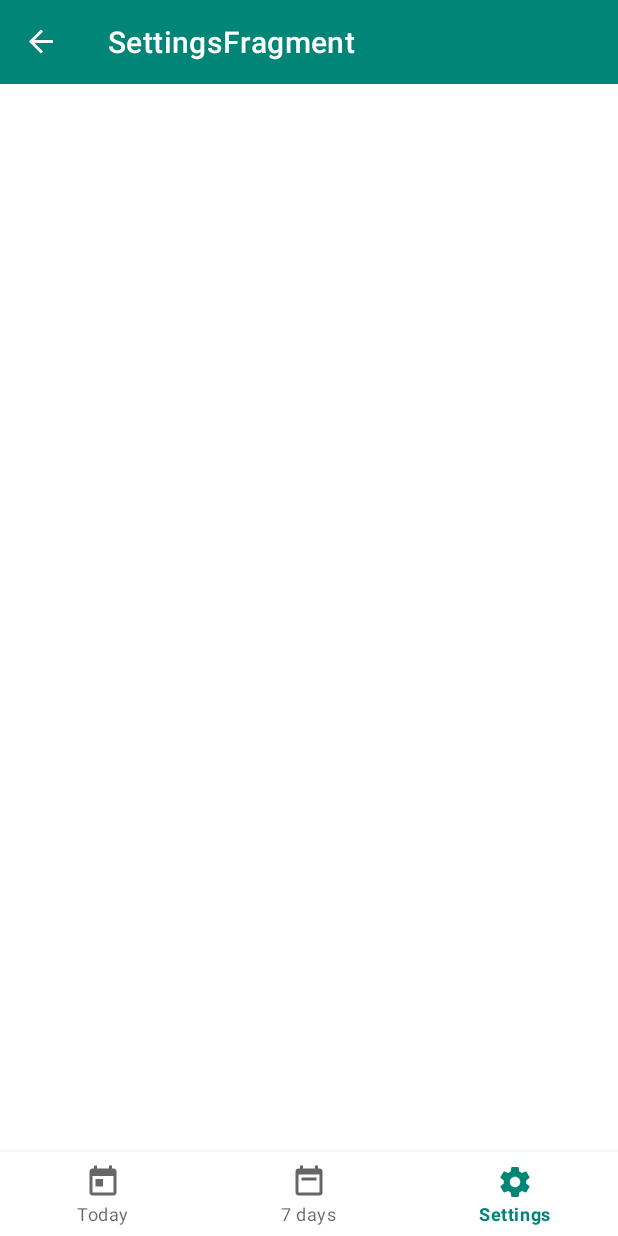
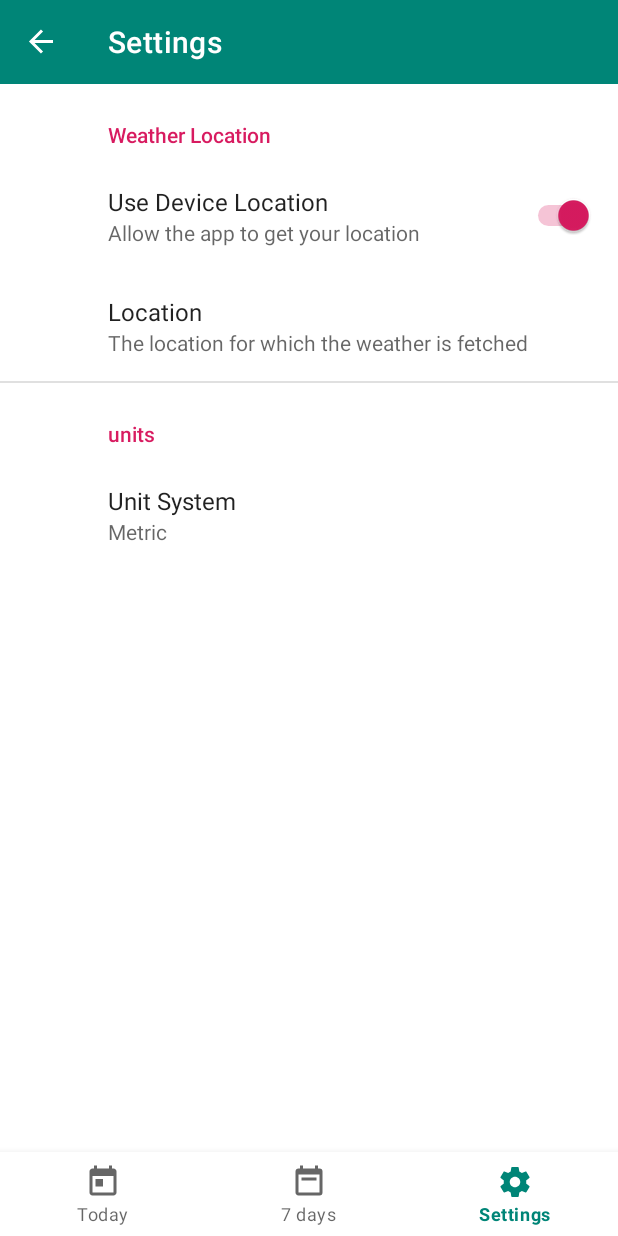
Before and after one commit to bantyK/coroutine-app, an Android app: the screen it shows after launch (MainActivity), item 3 of the bottom bar chosen, on a phone screen of 412 x 824 dp. Run offline under Robolectric (Android 15) with nearby library versions, the phone set to English and light mode, and no system bars; our stand-ins replace androidx.preference, navigation-ui; libraries missing offline, so code that uses them is left out: com.jakewharton.threetenabp, org.kodein.di; pictures from the network do not load; 4 statements that could not run were skipped.

Commit message:
settings screen implemented

```diff
--- a/Demo/app/src/main/java/com/banty/demo/WeatherApp.kt
+++ b/Demo/app/src/main/java/com/banty/demo/WeatherApp.kt
@@ -5,6 +5,8 @@ import com.banty.demo.data.db.WeatherDatabase
 import com.banty.demo.data.network.api.WeatherApiService
 import com.banty.demo.data.network.interceptor.ConnectivityInterceptor
 import com.banty.demo.data.network.interceptor.ConnectivityInterceptorImpl
+import com.banty.demo.data.provider.UnitProvider
+import com.banty.demo.data.provider.UnitProviderImpl
 import com.banty.demo.data.repository.WeatherNetworkDataSource
 import com.banty.demo.data.repository.WeatherNetworkDataSourceImpl
 import com.banty.demo.data.repository.WeatherRepository
@@ -37,7 +39,8 @@ class WeatherApp : Application(), KodeinAware {
         bind() from singleton { WeatherApiService(instance()) }
         bind<WeatherNetworkDataSource>() with singleton { WeatherNetworkDataSourceImpl(instance()) }
         bind<WeatherRepository>() with singleton { WeatherRepositoryImpl(instance(), instance()) }
-        bind() from provider { CurrentWeatherViewModelFactory(instance()) }
+        bind<UnitProvider>() with singleton { UnitProviderImpl(instance()) }
+        bind() from provider { CurrentWeatherViewModelFactory(instance(), instance()) }
     }
 
 }
--- /dev/null
+++ b/Demo/app/src/main/java/com/banty/demo/data/provider/UnitProvider.kt
@@ -0,0 +1,11 @@
+package com.banty.demo.data.provider
+
+import com.banty.demo.helper.UnitSystem
+
+/**
+ * Created by Banty on 2019-04-18.
+ */
+interface UnitProvider {
+
+    fun getUnitSystem() : UnitSystem
+}
--- a/Demo/app/src/main/java/com/banty/demo/ui/settings/SettingsFragment.kt
+++ b/Demo/app/src/main/java/com/banty/demo/ui/settings/SettingsFragment.kt
@@ -1,10 +1,23 @@
 package com.banty.demo.ui.settings
 
-import androidx.fragment.app.Fragment
+import android.os.Bundle
+import androidx.appcompat.app.AppCompatActivity
+import androidx.preference.PreferenceFragmentCompat
+import com.banty.demo.R
 
 /**
  * Created by Banty on 2019-04-13.
  */
-class SettingsFragment : Fragment() {
+class SettingsFragment : PreferenceFragmentCompat() {
+    override fun onCreatePreferences(savedInstanceState: Bundle?, rootKey: String?) {
+        addPreferencesFromResource(R.xml.preferences)
+    }
+
+    override fun onActivityCreated(savedInstanceState: Bundle?) {
+        super.onActivityCreated(savedInstanceState)
+        (activity as AppCompatActivity).supportActionBar?.title = "Settings"
+        (activity as AppCompatActivity).supportActionBar?.subtitle = null
+
+    }
 
 }
--- a/Demo/app/src/main/java/com/banty/demo/ui/weather/current/CurrentWeatherFragment.kt
+++ b/Demo/app/src/main/java/com/banty/demo/ui/weather/current/CurrentWeatherFragment.kt
@@ -1,5 +1,6 @@
 package com.banty.demo.ui.weather.current
 
+import android.annotation.SuppressLint
 import android.os.Bundle
 import android.view.LayoutInflater
 import android.view.View
@@ -17,6 +18,7 @@ import org.kodein.di.KodeinAware
 import org.kodein.di.android.x.closestKodein
 import org.kodein.di.generic.instance
 
+@SuppressLint("SetTextI18n")
 class CurrentWeatherFragment : ScopedFragment(), KodeinAware {
 
     override val kodein by closestKodein()
@@ -42,12 +44,12 @@ class CurrentWeatherFragment : ScopedFragment(), KodeinAware {
         val weather = viewModel.weather.await()
         weather.observe(this@CurrentWeatherFragment, Observer { weather ->
             if (weather == null) return@Observer
-            group_loading.visibility = View.GONE
             updateUI(weather)
         })
     }
 
     private fun updateUI(weather: StandardWeatherEntry) {
+        group_loading.visibility = View.GONE
         updateLocation("Pune")
         updateDateToToday()
         updateTemperature(weather.temperature, weather.feelsLikeTemperature)
--- a/Demo/app/src/main/java/com/banty/demo/ui/weather/current/CurrentWeatherViewModelFactory.kt
+++ b/Demo/app/src/main/java/com/banty/demo/ui/weather/current/CurrentWeatherViewModelFactory.kt
@@ -2,17 +2,19 @@ package com.banty.demo.ui.weather.current
 
 import androidx.lifecycle.ViewModel
 import androidx.lifecycle.ViewModelProvider
+import com.banty.demo.data.provider.UnitProvider
+import com.banty.demo.data.provider.UnitProviderImpl
 import com.banty.demo.data.repository.WeatherRepository
 
 /**
  * Created by Banty on 2019-04-14.
  */
 
-class CurrentWeatherViewModelFactory(private val weatherRepository: WeatherRepository) :
+class CurrentWeatherViewModelFactory(private val weatherRepository: WeatherRepository, private val unitProvider: UnitProvider) :
         ViewModelProvider.NewInstanceFactory() {
 
     @Suppress("UNCHECKED_CAST")
     override fun <T : ViewModel?> create(modelClass: Class<T>): T {
-        return CurrentWeatherViewModel(weatherRepository) as T
+        return CurrentWeatherViewModel(weatherRepository, unitProvider) as T
     }
 }
--- /dev/null
+++ b/Demo/app/src/main/res/values/arrays.xml
@@ -0,0 +1,12 @@
+<?xml version="1.0" encoding="utf-8"?>
+<resources>
+    <string-array name="unitSystemValues">
+        <item>METRIC</item>
+        <item>IMPERIAL</item>
+    </string-array>
+
+    <string-array name="unitSystemEntries">
+        <item>Metric</item>
+        <item>Imperial</item>
+    </string-array>
+</resources>
--- /dev/null
+++ b/Demo/app/src/main/res/xml/preferences.xml
@@ -0,0 +1,33 @@
+<?xml version="1.0" encoding="utf-8"?>
+<PreferenceScreen xmlns:android="http://schemas.android.com/apk/res/android">
+    <PreferenceCategory android:title="Weather Location">
+
+        <SwitchPreference
+            android:defaultValue="true"
+            android:disableDependentsState="true"
+            android:key="USE_DEVICE_LOCATION"
+            android:summary="Allow the app to get your location"
+            android:title="Use Device Location" />
+
+
+        <EditTextPreference
+            android:defaultValue="Pune"
+            android:key="CUSTOM_LOCATION"
+            android:summary="The location for which the weather is fetched"
+            android:title="Location"
+            android:dependency="USE_DEVICE_LOCATION"
+            />
+    </PreferenceCategory>
+
+    <PreferenceCategory android:title="units">
+
+        <ListPreference
+            android:key="UNIT_SYSTEM"
+            android:title="Unit System"
+            android:summary="%s"
+            android:defaultValue="METRIC"
+            android:entries="@array/unitSystemEntries"
+            android:entryValues="@array/unitSystemValues" />
+
+    </PreferenceCategory>
+</PreferenceScreen>
```
Also changed, not shown: Demo/app/src/main/java/com/banty/demo/data/provider/UnitProviderImpl.kt (added, +21 -0 lines), Demo/app/src/main/java/com/banty/demo/ui/weather/current/CurrentWeatherViewModel.kt (+6 -2 lines).
